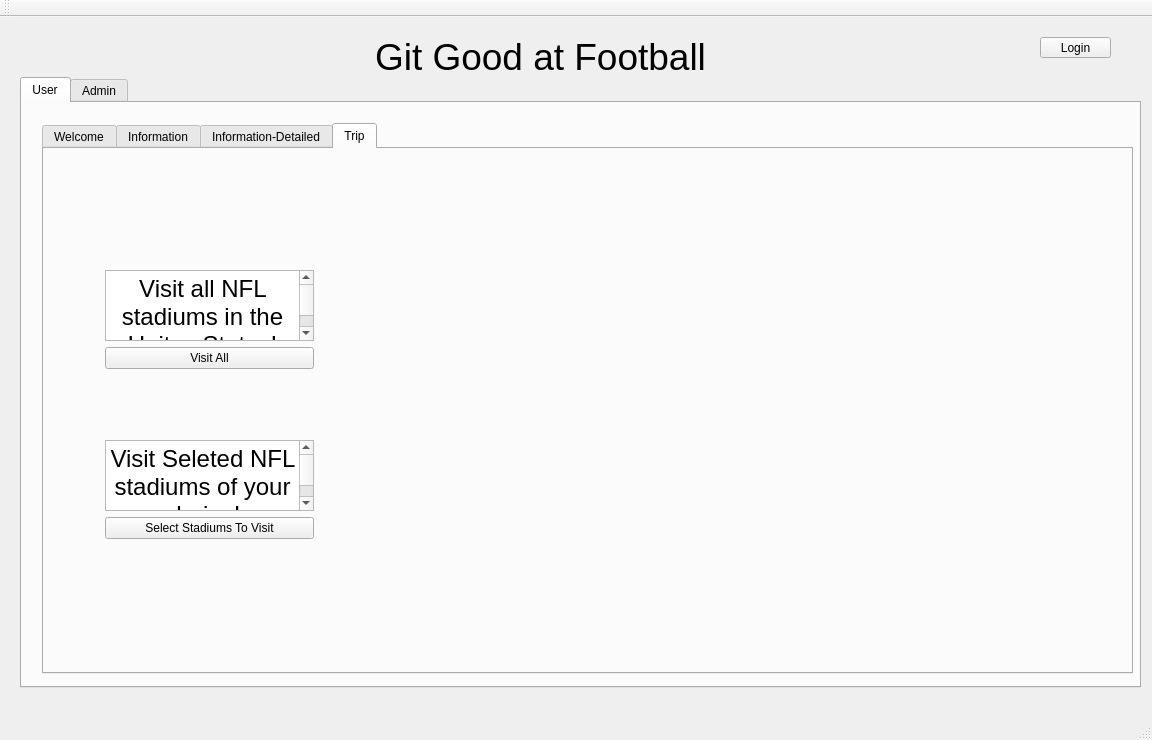
Before: the Qt Designer form QT/mainwindow.ui in nsidaris/GitGood, drawn with Qt 5.
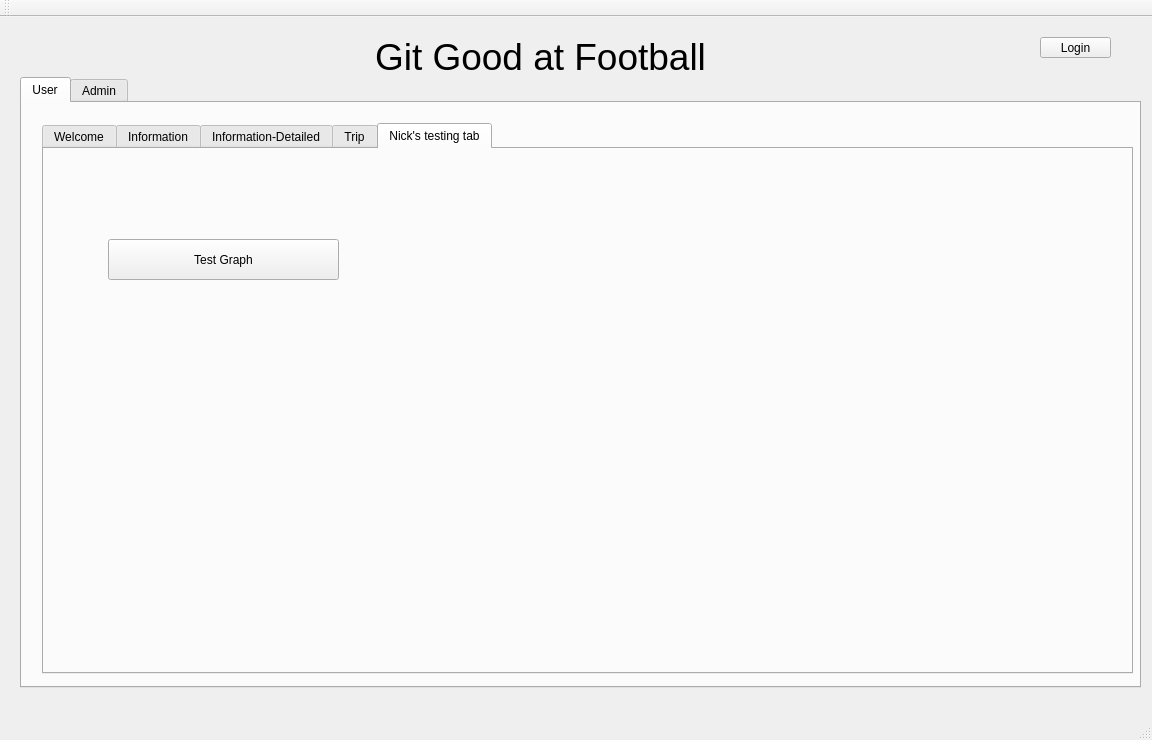
After: the same form once the commit is applied. The open tabs and pages were chosen to show the change. Icons and pictures are not drawn.

Diff of the .ui file:
```diff
--- a/QT/mainwindow.ui
+++ b/QT/mainwindow.ui
@@ -55,7 +55,7 @@
        <enum>QTabWidget::North</enum>
       </property>
       <property name="currentIndex">
-       <number>3</number>
+       <number>4</number>
       </property>
       <widget class="QWidget" name="Welcome_tab">
        <attribute name="title">
@@ -294,8 +294,8 @@
               <string>&lt;!DOCTYPE HTML PUBLIC &quot;-//W3C//DTD HTML 4.0//EN&quot; &quot;http://www.w3.org/TR/REC-html40/strict.dtd&quot;&gt;
 &lt;html&gt;&lt;head&gt;&lt;meta name=&quot;qrichtext&quot; content=&quot;1&quot; /&gt;&lt;style type=&quot;text/css&quot;&gt;
 p, li { white-space: pre-wrap; }
-&lt;/style&gt;&lt;/head&gt;&lt;body style=&quot; font-family:'.SF NS Text'; font-size:13pt; font-weight:400; font-style:normal;&quot;&gt;
-&lt;p align=&quot;center&quot; style=&quot; margin-top:0px; margin-bottom:0px; margin-left:0px; margin-right:0px; -qt-block-indent:0; text-indent:0px;&quot;&gt;&lt;span style=&quot; font-size:18pt;&quot;&gt;Visit all NFL stadiums in the Unites States!&lt;/span&gt;&lt;/p&gt;&lt;/body&gt;&lt;/html&gt;</string>
+&lt;/style&gt;&lt;/head&gt;&lt;body style=&quot; font-family:'MS Shell Dlg 2'; font-size:8.25pt; font-weight:400; font-style:normal;&quot;&gt;
+&lt;p align=&quot;center&quot; style=&quot; margin-top:0px; margin-bottom:0px; margin-left:0px; margin-right:0px; -qt-block-indent:0; text-indent:0px;&quot;&gt;&lt;span style=&quot; font-family:'.SF NS Text'; font-size:18pt;&quot;&gt;Visit all NFL stadiums in the Unites States!&lt;/span&gt;&lt;/p&gt;&lt;/body&gt;&lt;/html&gt;</string>
              </property>
             </widget>
            </item>
@@ -324,8 +324,8 @@
               <string>&lt;!DOCTYPE HTML PUBLIC &quot;-//W3C//DTD HTML 4.0//EN&quot; &quot;http://www.w3.org/TR/REC-html40/strict.dtd&quot;&gt;
 &lt;html&gt;&lt;head&gt;&lt;meta name=&quot;qrichtext&quot; content=&quot;1&quot; /&gt;&lt;style type=&quot;text/css&quot;&gt;
 p, li { white-space: pre-wrap; }
-&lt;/style&gt;&lt;/head&gt;&lt;body style=&quot; font-family:'.SF NS Text'; font-size:13pt; font-weight:400; font-style:normal;&quot;&gt;
-&lt;p align=&quot;center&quot; style=&quot; margin-top:0px; margin-bottom:0px; margin-left:0px; margin-right:0px; -qt-block-indent:0; text-indent:0px;&quot;&gt;&lt;span style=&quot; font-size:18pt;&quot;&gt;Visit Seleted NFL stadiums of your choice!&lt;/span&gt;&lt;/p&gt;&lt;/body&gt;&lt;/html&gt;</string>
+&lt;/style&gt;&lt;/head&gt;&lt;body style=&quot; font-family:'MS Shell Dlg 2'; font-size:8.25pt; font-weight:400; font-style:normal;&quot;&gt;
+&lt;p align=&quot;center&quot; style=&quot; margin-top:0px; margin-bottom:0px; margin-left:0px; margin-right:0px; -qt-block-indent:0; text-indent:0px;&quot;&gt;&lt;span style=&quot; font-family:'.SF NS Text'; font-size:18pt;&quot;&gt;Visit Seleted NFL stadiums of your choice!&lt;/span&gt;&lt;/p&gt;&lt;/body&gt;&lt;/html&gt;</string>
              </property>
             </widget>
            </item>
@@ -577,6 +577,24 @@
         </widget>
        </widget>
       </widget>
+      <widget class="QWidget" name="tab">
+       <attribute name="title">
+        <string>Nick's testing tab</string>
+       </attribute>
+       <widget class="QPushButton" name="TestButton">
+        <property name="geometry">
+         <rect>
+          <x>64</x>
+          <y>90</y>
+          <width>231</width>
+          <height>41</height>
+         </rect>
+        </property>
+        <property name="text">
+         <string>Test Graph</string>
+        </property>
+       </widget>
+      </widget>
      </widget>
     </widget>
     <widget class="QWidget" name="admin">
```
Left out of the diff: 15 changed lines with no effect on the pictures.
